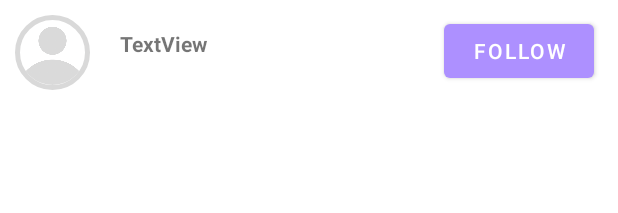
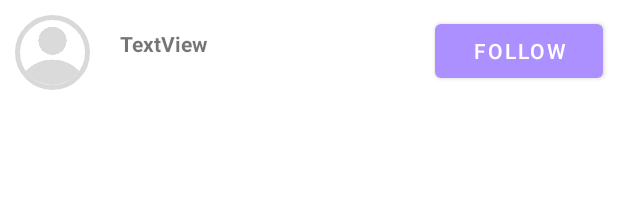
Before and after one commit to kyum-q/UU_Android, an Android app: the layout user_list_item.xml on its own in the app's theme, with its tools: preview values and no code run, on a phone screen of 412 x 824 dp. Shown: the top 213 px of the screen. Run offline under Robolectric (Android 15) with nearby library versions, the phone set to English and light mode, and no system bars.

Commit message:
마이페이지창에서 팔로잉 목록보기

```diff
--- a/app/src/main/res/layout/user_list_item.xml
+++ b/app/src/main/res/layout/user_list_item.xml
@@ -3,9 +3,12 @@
     xmlns:app="http://schemas.android.com/apk/res-auto"
     xmlns:tools="http://schemas.android.com/tools"
     android:layout_width="match_parent"
-    android:layout_height="match_parent"
+    android:layout_height="wrap_content"
 
     >
+    <RelativeLayout
+        android:layout_width="match_parent"
+        android:layout_height="match_parent">
         <LinearLayout
             android:id="@+id/comment_layout"
             android:layout_width="match_parent"
@@ -30,21 +33,26 @@
 
             <TextView
                 android:id="@+id/nickName"
-            android:layout_width="206dp"
+                android:layout_width="0dp"
                 android:layout_height="27dp"
                 android:layout_marginStart="10dp"
                 android:layout_marginTop="5dp"
                 android:layout_marginBottom="5dp"
+                android:layout_weight="4.5"
                 android:text="TextView"
                 android:textStyle="bold" />
 
             <Button
                 android:id="@+id/account_btn_follow"
-            android:layout_width="100dp"
+                android:layout_width="0dp"
                 android:layout_height="48dp"
                 android:layout_alignParentBottom="true"
                 android:layout_marginLeft="10dp"
                 android:layout_marginTop="10dp"
+                android:layout_marginRight="10dp"
+                android:layout_weight="2.5"
                 android:text="FOLLOW" />
         </LinearLayout>
+    </RelativeLayout>
+
 </LinearLayout>
```
Also changed, not shown: app/src/main/java/com/example/android_sns_project/FollowingFragment.kt (+7 -4 lines). Lines whose indentation alone changed are shown as unchanged.
